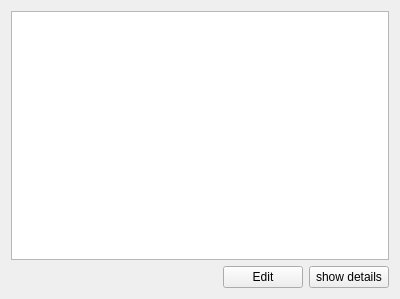
Old version of the form gui_windows/show_orders_widget.ui in the repository softwaredevPK/CompanyManager.
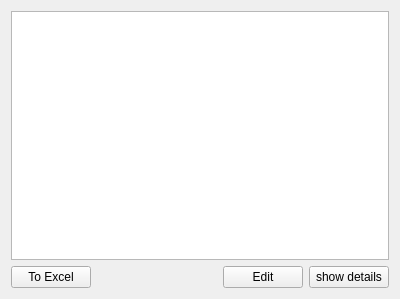
New version of the form.

Commit message: ShowOrdersWidget finished

What changed in the file:
```diff
--- a/gui_windows/show_orders_widget.ui
+++ b/gui_windows/show_orders_widget.ui
@@ -32,6 +32,13 @@
    </item>
    <item>
     <layout class="QHBoxLayout" name="horizontalLayout">
+     <item>
+      <widget class="QPushButton" name="to_excel_B">
+       <property name="text">
+        <string>To Excel</string>
+       </property>
+      </widget>
+     </item>
      <item>
       <spacer name="horizontalSpacer">
        <property name="orientation">
```
The commit also changes 2 other files.
